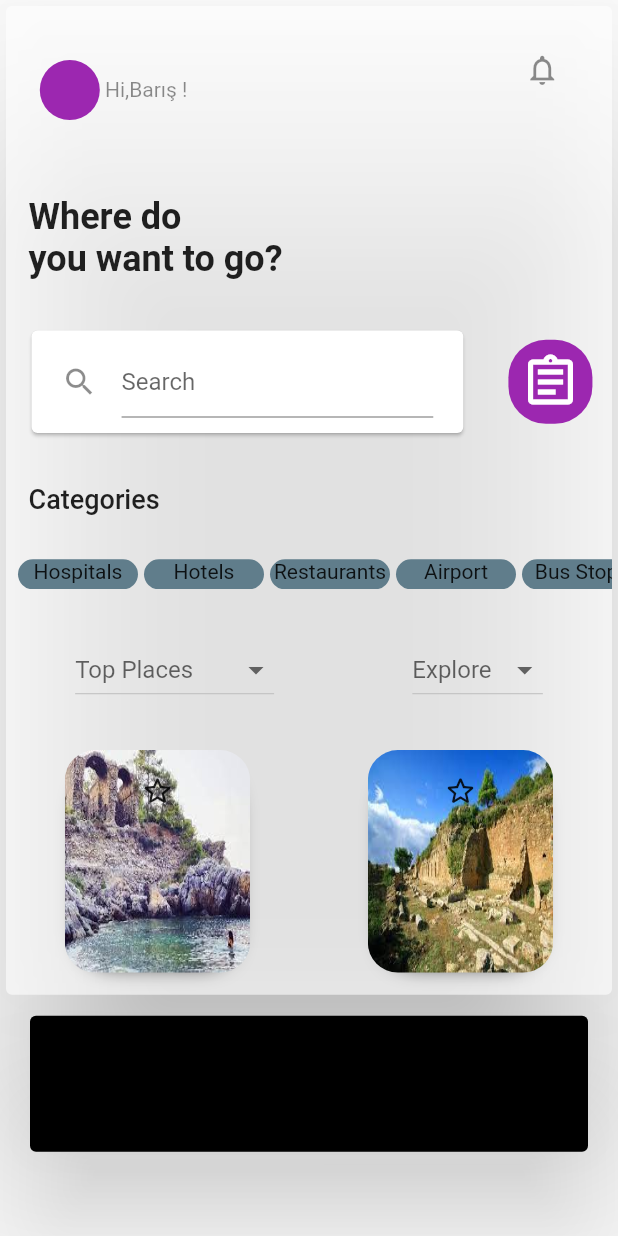
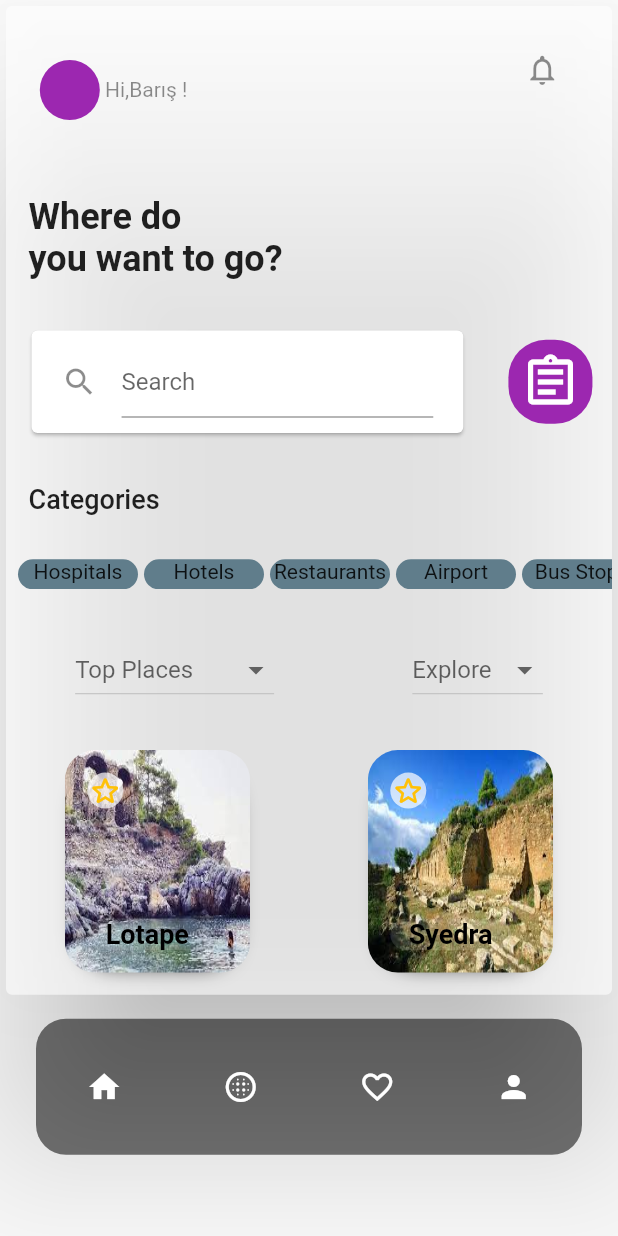
Before and after one commit to barisbeybit/TravelAPPUI, a Flutter app: the screen it shows after launch, on a phone screen of 412 x 824 dp. Run offline on Flutter 3.47's test engine with Material 2 defaults, Android fonts, the phone set to English and light mode, and no system bars.

Commit message:
Last commit

```diff
--- a/lib/homeScreen.dart
+++ b/lib/homeScreen.dart
@@ -1,3 +1,4 @@
+import 'package:flutter/foundation.dart';
 import 'package:flutter/material.dart';
 
 class TravelAppUI extends StatefulWidget {
@@ -251,9 +252,32 @@ class _TravelAppUIState extends State<TravelAppUI> {
                             ],
                           ),
                           child: Column(
+                            mainAxisAlignment: MainAxisAlignment.spaceBetween,
+                            crossAxisAlignment: CrossAxisAlignment.start,
                             children: [
-                              Positioned(
-                                child: Icon(Icons.star_border_rounded),
+                              Container(
+                                decoration: BoxDecoration(
+                                    borderRadius: BorderRadius.circular(20),
+                                    color: Colors.white70),
+                                child: Icon(
+                                  Icons.star_border_rounded,
+                                  color: Colors.amber,
+                                ),
+                              ),
+                              Container(
+                                padding: EdgeInsets.only(left: 10, right: 10),
+                                child: Text(
+                                  "Lotape ",
+                                  textAlign: TextAlign.center,
+                                  style: TextStyle(
+                                      fontSize: 18,
+                                      fontWeight: FontWeight.w600,
+                                      color: Colors.black),
+                                ),
+                                decoration: BoxDecoration(
+                                  color: Colors.white12,
+                                  borderRadius: BorderRadius.circular(20),
+                                ),
                               ),
                             ],
                           ),
@@ -276,8 +300,33 @@ class _TravelAppUIState extends State<TravelAppUI> {
                             ],
                           ),
                           child: Column(
+                            mainAxisAlignment: MainAxisAlignment.spaceBetween,
+                            crossAxisAlignment: CrossAxisAlignment.start,
                             children: [
-                              Icon(Icons.star_border_rounded),
+                              Container(
+                                decoration: BoxDecoration(
+                                    borderRadius: BorderRadius.circular(20),
+                                    color: Colors.white70),
+                                child: Icon(
+                                  Icons.star_border_rounded,
+                                  color: Colors.amber,
+                                ),
+                              ),
+                              Container(
+                                padding: EdgeInsets.only(left: 10, right: 10),
+                                child: Text(
+                                  "Syedra ",
+                                  textAlign: TextAlign.center,
+                                  style: TextStyle(
+                                      fontSize: 18,
+                                      fontWeight: FontWeight.w600,
+                                      color: Colors.black),
+                                ),
+                                decoration: BoxDecoration(
+                                  color: Colors.white12,
+                                  borderRadius: BorderRadius.circular(20),
+                                ),
+                              ),
                             ],
                           ),
                         ),
@@ -287,13 +336,33 @@ class _TravelAppUIState extends State<TravelAppUI> {
                 ),
               ),
             ),
-            Card(
-              margin: EdgeInsets.only(right: 20, left: 20, top: 10),
-              color: Colors.black,
-              shadowColor: Colors.black45,
-              elevation: 30,
-              child: Container(
-                height: MediaQuery.of(context).size.height * 0.11,
+            Container(
+              margin: EdgeInsets.only(left: 24, right: 24, top: 12),
+              decoration: BoxDecoration(
+                color: Colors.black54,
+                borderRadius: BorderRadius.circular(20),
+              ),
+              height: MediaQuery.of(context).size.height * 0.11,
+              child: Row(
+                mainAxisAlignment: MainAxisAlignment.spaceAround,
+                children: [
+                  Icon(
+                    Icons.home,
+                    color: Colors.white,
+                  ),
+                  Icon(
+                    Icons.blur_circular_rounded,
+                    color: Colors.white,
+                  ),
+                  Icon(
+                    Icons.favorite_border,
+                    color: Colors.white,
+                  ),
+                  Icon(
+                    Icons.person,
+                    color: Colors.white,
+                  ),
+                ],
               ),
             ),
           ],
```
